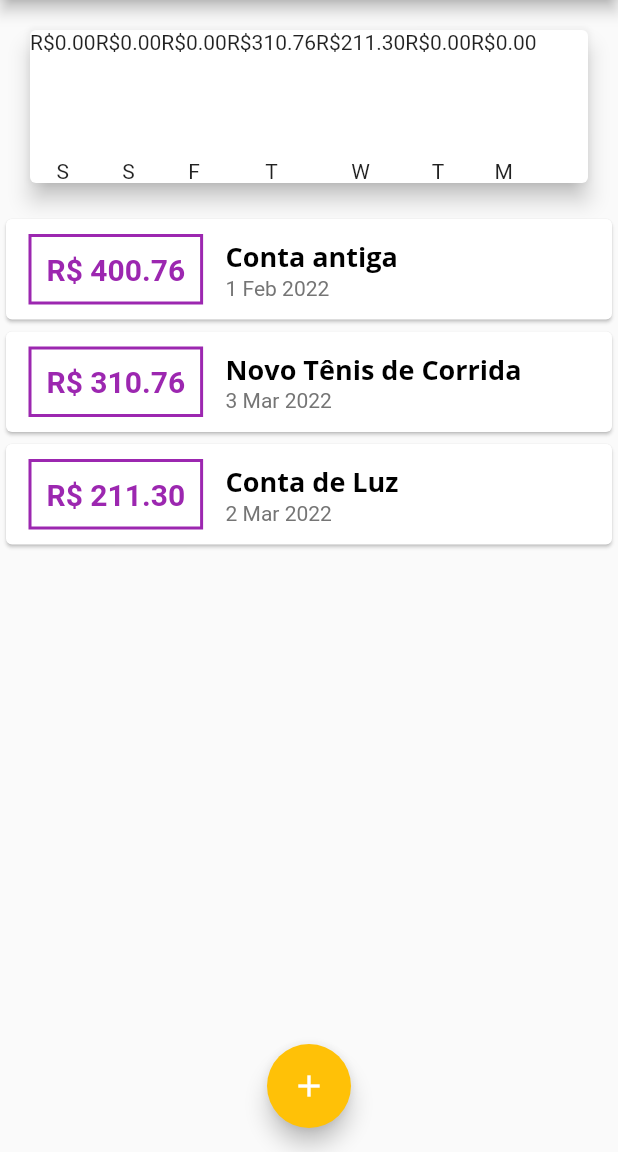
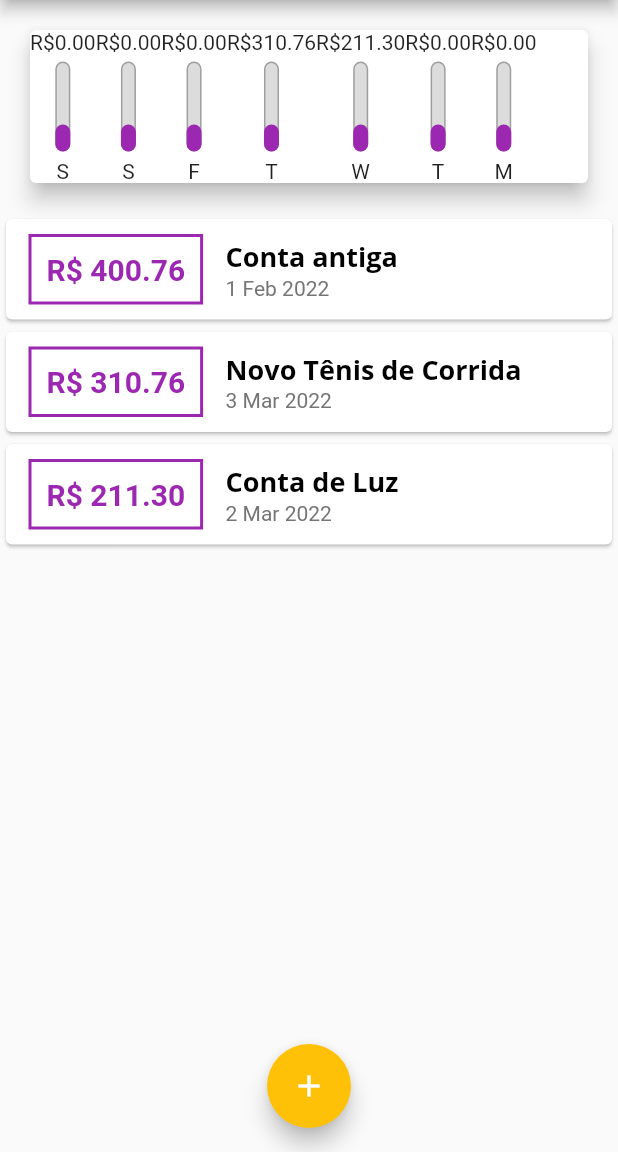
Before and after one commit to IcaroMourao/expenses-flutter, a Flutter app: the screen it shows after launch, on a phone screen of 412 x 824 dp, the part 84-1236 px from its top. Run offline on Flutter 3.47's test engine with Material 2 defaults, Android fonts, the phone set to English and light mode, and no system bars.

Commit message:
Implementa barra do componente de gráfico [aula-126]

```diff
--- a/lib/components/chart.dart
+++ b/lib/components/chart.dart
@@ -43,7 +43,7 @@ class Chart extends StatelessWidget {
           return ChartBar(
             label: tr['day'].toString(),
             value: double.parse(tr['value'].toString()),
-            percentage: 0,
+            percentage: 0.3,
           );
         }).toList(),
       ),
--- a/lib/components/chart_bar.dart
+++ b/lib/components/chart_bar.dart
@@ -20,7 +20,30 @@ class ChartBar extends StatelessWidget {
         Container(
           height: 60,
           width: 10,
-          child: null,
+          child: Stack(
+            alignment: Alignment.bottomCenter,
+            children: <Widget>[
+              Container(
+                decoration: BoxDecoration(
+                  border: Border.all(
+                    color: Colors.grey,
+                    width: 1.0,
+                  ),
+                  color: Color.fromRGBO(220, 220, 220, 1),
+                  borderRadius: BorderRadius.circular(5),
+                ),
+              ),
+              FractionallySizedBox(
+                heightFactor: percentage,
+                child: Container(
+                  decoration: BoxDecoration(
+                    color: Theme.of(context).colorScheme.primary,
+                    borderRadius: BorderRadius.circular(5),
+                  ),
+                ),
+              ),
+            ],
+          ),
         ),
         SizedBox(height: 5),
         Text(label),
```
